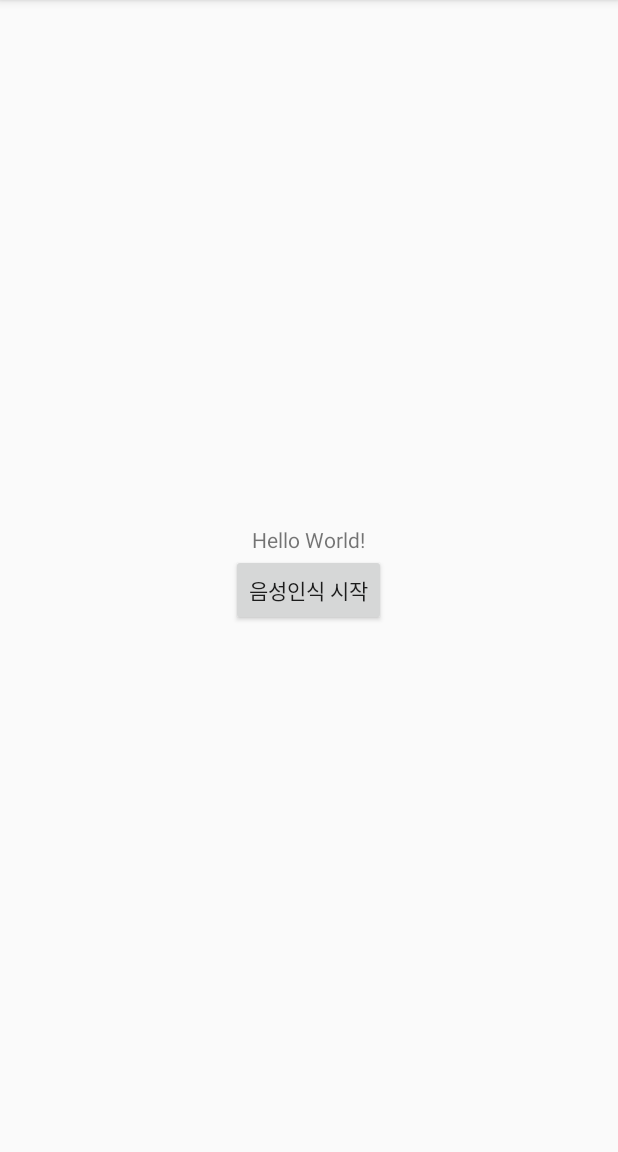
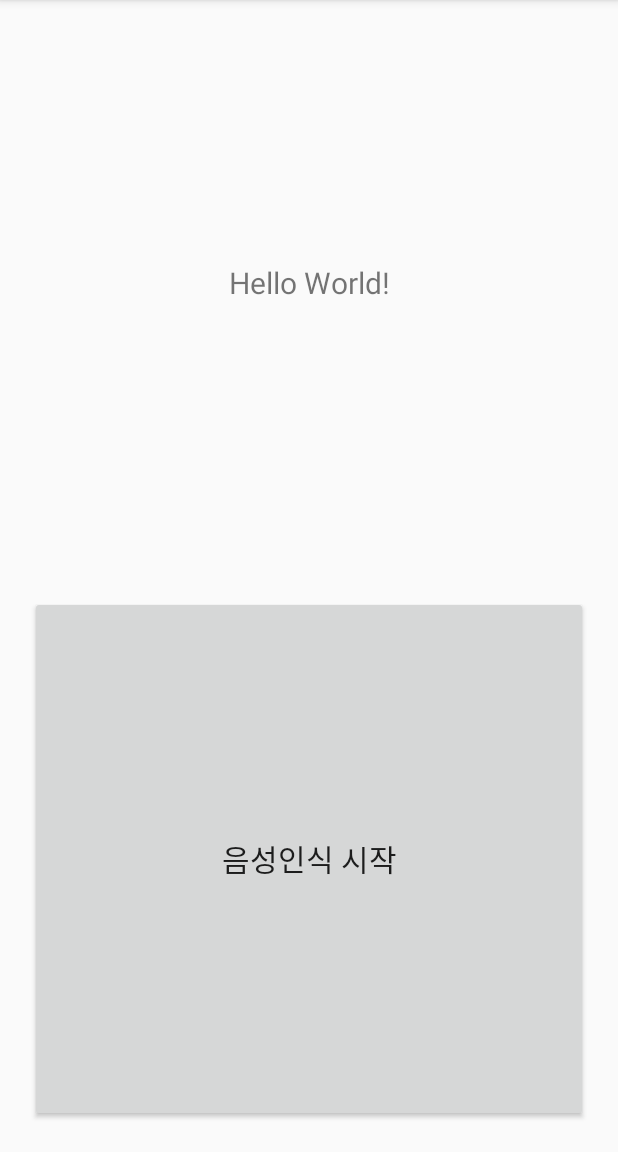
Before and after one commit to PNUAndroidClass/GongGamGak, an Android app: the screen it shows after launch (MainActivity), on a phone screen of 412 x 824 dp, the part 84-1236 px from its top. Run offline under Robolectric (Android 15) with nearby library versions, the phone set to English and light mode, and no system bars.

Commit message:
함수정리

```diff
--- a/application/app/src/main/java/com/example/gonggamgak/MainActivity.java
+++ b/application/app/src/main/java/com/example/gonggamgak/MainActivity.java
@@ -11,12 +11,16 @@ import android.os.Bundle;
 import android.speech.RecognitionListener;
 import android.speech.RecognizerIntent;
 import android.speech.SpeechRecognizer;
+import android.speech.tts.TextToSpeech;
 import android.view.View;
 import android.widget.Button;
 import android.widget.TextView;
 import android.widget.Toast;
 
 import java.util.ArrayList;
+import java.util.Locale;
+
+import static android.speech.tts.TextToSpeech.ERROR;
 
 public class MainActivity extends AppCompatActivity implements View.OnClickListener {
     Intent intent;
@@ -24,6 +28,7 @@ public class MainActivity extends AppCompatActivity implements View.OnClickListe
     private TextView tv_result;
     private Button btn_start;
     private final int MY_PERMISSIONS_RECORD_AUDIO = 1;
+    private TextToSpeech tts;
 
     @Override
     protected void onCreate(Bundle savedInstanceState) {
@@ -31,6 +36,7 @@ public class MainActivity extends AppCompatActivity implements View.OnClickListe
 
         setContentView(R.layout.activity_main);
         bindUI();
+        setTTS();
 
     }
 
@@ -64,12 +70,38 @@ public class MainActivity extends AppCompatActivity implements View.OnClickListe
         mRecognizer.setRecognitionListener(recognitionListener);
 
     }
+    private void setTTS(){
+        tts = new TextToSpeech(this, new TextToSpeech.OnInitListener() {
+            @Override
+            public void onInit(int status) {
+                if(status != ERROR) {
+                    // 언어를 선택한다.
+                    tts.setLanguage(Locale.KOREAN);
+                }
+            }
+        });
+    }
+    private void handleVoiceOrder(String order){
+//        들어줘 : 전체 기능을 음성으로 사용하는 기능
+//        읽어줘 : 텍스트 인식 후 사용자에게 들려주는 기능
+//        보여줘 : 앞에 어떤 물체가 있는지 알려주는 기능
+        switch (order){
+            case "읽어줘":
+
+                break;
+            case "보여줘":
+
+                break;
+            case "알려줘":
+
+                break;
+        }
+    }
 
     private RecognitionListener recognitionListener = new RecognitionListener() {
         @Override
         public void onReadyForSpeech(Bundle bundle) {
-            tv_result.setText("들을 준비가 됬습니다.");
-
+            tts.speak("원하시는 명령을 해주세요.",TextToSpeech.QUEUE_FLUSH, null);
         }
 
         @Override
@@ -105,6 +137,7 @@ public class MainActivity extends AppCompatActivity implements View.OnClickListe
             mResult.toArray(rs);
 
             tv_result.setText(rs[0]);
+            handleVoiceOrder(rs[0]);
         }
 
         @Override
--- a/application/app/src/main/res/layout/activity_main.xml
+++ b/application/app/src/main/res/layout/activity_main.xml
@@ -4,23 +4,30 @@
     xmlns:tools="http://schemas.android.com/tools"
     android:layout_width="match_parent"
     android:layout_height="match_parent"
-    tools:context=".MainActivity"
     android:gravity="center"
-    android:orientation="vertical">
+    android:orientation="vertical"
+    tools:context=".MainActivity">
 
     <TextView
         android:id="@+id/tv_result"
-        android:layout_width="wrap_content"
+        android:layout_width="match_parent"
         android:layout_height="wrap_content"
+        android:layout_weight="1"
+        android:gravity="center"
         android:text="Hello World!"
+        android:textSize="20sp"
         app:layout_constraintBottom_toBottomOf="parent"
         app:layout_constraintLeft_toLeftOf="parent"
         app:layout_constraintRight_toRightOf="parent"
         app:layout_constraintTop_toTopOf="parent" />
+
     <Button
         android:id="@+id/btn_start"
-        android:layout_width="wrap_content"
-        android:layout_height="wrap_content"
-        android:text="음성인식 시작"/>
+        android:layout_width="match_parent"
+        android:layout_height="0dp"
+        android:layout_margin="20dp"
+        android:layout_weight="1"
+        android:text="음성인식 시작"
+        android:textSize="20sp" />
 
 </LinearLayout>
```
